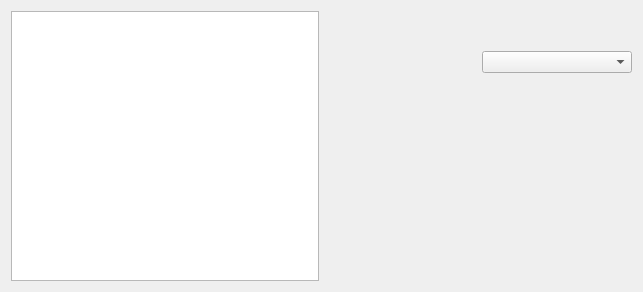
First picture: the form in src/modules/partition/gui/ReplaceWidget.ui, repository calamares/calamares, before the edit.
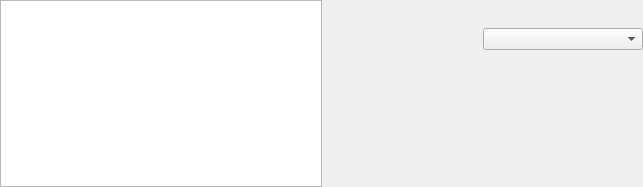
Second picture: the form after the edit.

The edit to the form file:
```diff
--- a/src/modules/partition/gui/ReplaceWidget.ui
+++ b/src/modules/partition/gui/ReplaceWidget.ui
@@ -7,13 +7,28 @@
     <x>0</x>
     <y>0</y>
     <width>643</width>
-    <height>292</height>
+    <height>187</height>
    </rect>
   </property>
   <property name="windowTitle">
    <string>Form</string>
   </property>
   <layout class="QVBoxLayout" name="verticalLayout">
+   <property name="spacing">
+    <number>0</number>
+   </property>
+   <property name="leftMargin">
+    <number>0</number>
+   </property>
+   <property name="topMargin">
+    <number>0</number>
+   </property>
+   <property name="rightMargin">
+    <number>0</number>
+   </property>
+   <property name="bottomMargin">
+    <number>0</number>
+   </property>
    <item>
     <layout class="QHBoxLayout" name="horizontalLayout">
      <item>
```
